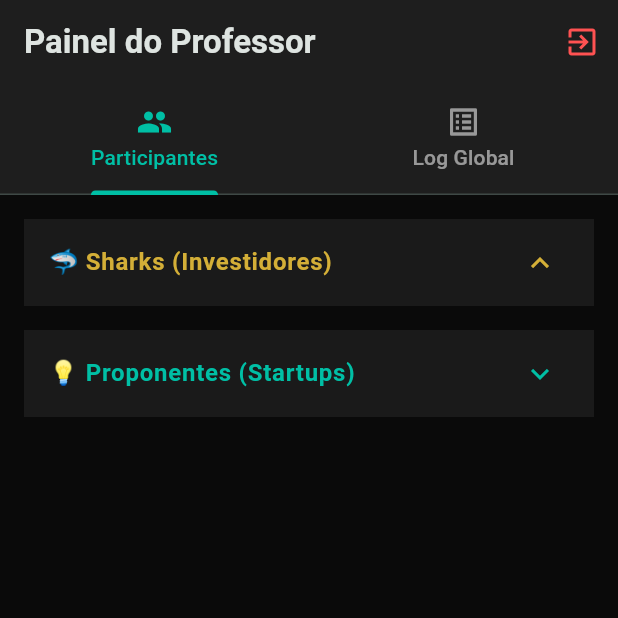
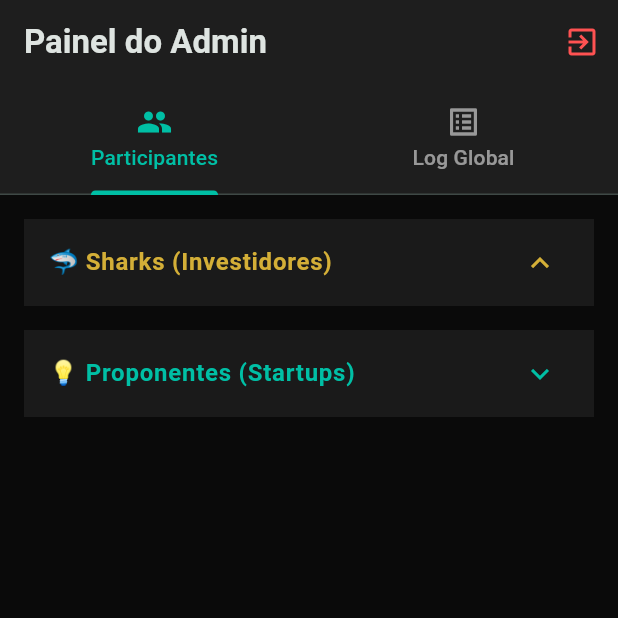
Before and after one commit to lucasblima-dev/app_shark_tank, a Flutter app: the AdminDashboardScreen screen opened directly, on a phone screen of 412 x 824 dp, the top half of it. Run offline on Flutter 3.47's test engine with Material 3 defaults, Android fonts, the phone set to English and light mode, and no system bars; our stand-ins replace cloud_firestore, confetti, firebase_core, flutter_riverpod; accounts and stored records are empty.

Commit message:
Mudança do titulo do painel do Admin

```diff
--- a/lib/features/admin/presentation/admin_dashboard_screen.dart
+++ b/lib/features/admin/presentation/admin_dashboard_screen.dart
@@ -27,7 +27,7 @@ class AdminDashboardScreen extends StatelessWidget {
         ),
         appBar: AppBar(
           title: const Text(
-            'Painel do Professor',
+            'Painel do Admin',
             style: TextStyle(fontWeight: FontWeight.bold),
           ),
           backgroundColor: AppColors.backgroundLight,
```
